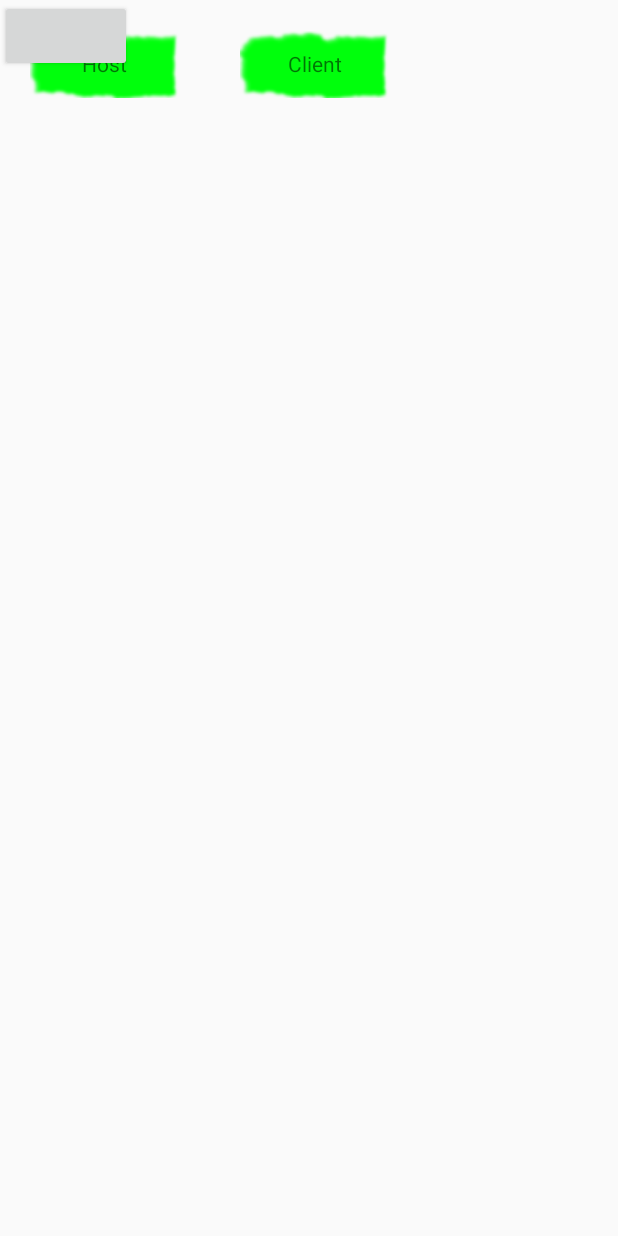
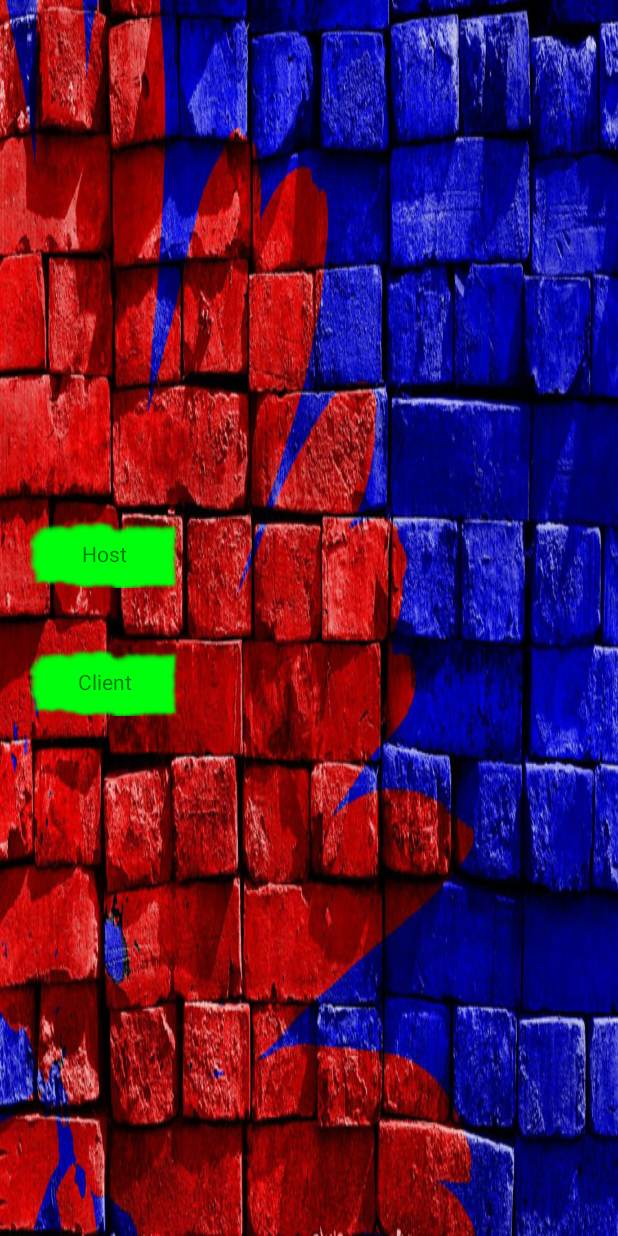
Before and after one commit to busyman624/IcyTower, an Android app: the layout multi_player_activity.xml on its own in the app's theme, with its tools: preview values and no code run, on a phone screen of 412 x 824 dp. Run offline under Robolectric (Android 15) with nearby library versions, the phone set to English and light mode, and no system bars.

Commit message:
cool bluetooth menus, bug fixes

```diff
--- a/app/src/main/java/szutowicz/krystian/icytower/Bluetooth/Connection.java
+++ b/app/src/main/java/szutowicz/krystian/icytower/Bluetooth/Connection.java
@@ -41,7 +41,7 @@ public class Connection extends Thread{
         while(running){
             try{
                 numBytes = inputStream.read(buffer);
-                lastMessage = new Message(new String(buffer, 9, numBytes));
+                lastMessage = new Message(new String(buffer, 0, numBytes));
             }
             catch(IOException e){
                 Log.d("Connection", "Input stream disconnected");
--- a/app/src/main/java/szutowicz/krystian/icytower/GameObjects/GhostPlayer.java
+++ b/app/src/main/java/szutowicz/krystian/icytower/GameObjects/GhostPlayer.java
@@ -6,6 +6,7 @@ import android.graphics.Canvas;
 import android.graphics.Paint;
 
 import szutowicz.krystian.icytower.Bluetooth.Message;
+import szutowicz.krystian.icytower.MainMenuActivity;
 import szutowicz.krystian.icytower.SinglePlayerActivity;
 
 public class GhostPlayer extends GameObject{
@@ -14,8 +15,8 @@ public class GhostPlayer extends GameObject{
 
     public GhostPlayer(Bitmap image){
         this.image=image;
-        x= SinglePlayerActivity.displaySize.x/2;
-        y= SinglePlayerActivity.displaySize.y*3/4-height-5;
+        x= MainMenuActivity.displaySize.x/2;
+        y= MainMenuActivity.displaySize.y*3/4-height-5;
         paint = new Paint();
         paint.setAlpha(60);
     }
--- a/app/src/main/java/szutowicz/krystian/icytower/GameObjects/Level.java
+++ b/app/src/main/java/szutowicz/krystian/icytower/GameObjects/Level.java
@@ -7,6 +7,7 @@ import android.graphics.Rect;
 
 import java.util.Random;
 
+import szutowicz.krystian.icytower.MainMenuActivity;
 import szutowicz.krystian.icytower.SinglePlayerActivity;
 
 public class Level extends GameObject {
@@ -24,7 +25,7 @@ public class Level extends GameObject {
         }
         else{
             Random random = new Random();
-            x= random.nextInt(SinglePlayerActivity.displaySize.x - 2 * borderWidth - width)
+            x= random.nextInt(MainMenuActivity.displaySize.x - 2 * borderWidth - width)
                     +borderWidth;
         }
     }
@@ -39,7 +40,7 @@ public class Level extends GameObject {
 
     private int scale(Bitmap image, int borderWidth){
         if(number==0 || number%50==0){
-            return SinglePlayerActivity.displaySize.x - 2 * borderWidth;
+            return MainMenuActivity.displaySize.x - 2 * borderWidth;
         }
         else{
             return image.getWidth()/(3+number/100);
--- a/app/src/main/java/szutowicz/krystian/icytower/MainMenuActivity.java
+++ b/app/src/main/java/szutowicz/krystian/icytower/MainMenuActivity.java
@@ -3,12 +3,15 @@ package szutowicz.krystian.icytower;
 import android.app.Activity;
 import android.content.Intent;
 import android.content.pm.ActivityInfo;
+import android.graphics.Point;
 import android.os.Bundle;
 import android.view.View;
 import android.view.Window;
 import android.view.WindowManager;
 
 public class MainMenuActivity extends Activity {
+
+    public static Point displaySize;
 
     @Override
     protected void onCreate(Bundle savedInstanceState) {
@@ -19,6 +22,9 @@ public class MainMenuActivity extends Activity {
                 WindowManager.LayoutParams.FLAG_FULLSCREEN);
         setRequestedOrientation(ActivityInfo.SCREEN_ORIENTATION_LANDSCAPE);
         setContentView(R.layout.main_menu_activity);
+
+        displaySize=new Point();
+        getWindowManager().getDefaultDisplay().getSize(displaySize);
 
         findViewById(R.id.main_single).setOnClickListener(new SingleButtonListener());
         findViewById(R.id.main_multi).setOnClickListener(new MultiButtonListener());
--- a/app/src/main/java/szutowicz/krystian/icytower/SinglePlayerActivity.java
+++ b/app/src/main/java/szutowicz/krystian/icytower/SinglePlayerActivity.java
@@ -3,7 +3,6 @@ package szutowicz.krystian.icytower;
 import android.app.Activity;
 import android.content.Intent;
 import android.content.pm.ActivityInfo;
-import android.graphics.Point;
 import android.os.Bundle;
 import android.view.Window;
 import android.view.WindowManager;
@@ -12,7 +11,6 @@ import szutowicz.krystian.icytower.Views.Game;
 
 public class SinglePlayerActivity extends Activity{
 
-    public static Point displaySize; //TODO move to main menu
     public Game game;
 
     @Override
@@ -23,10 +21,8 @@ public class SinglePlayerActivity extends Activity{
         getWindow().setFlags(WindowManager.LayoutParams.FLAG_FULLSCREEN,
                 WindowManager.LayoutParams.FLAG_FULLSCREEN);
         setRequestedOrientation(ActivityInfo.SCREEN_ORIENTATION_LANDSCAPE);
-        displaySize=new Point();
-        getWindowManager().getDefaultDisplay().getSize(displaySize);
 
-        setContentView(R.layout.game_activity);
+        setContentView(R.layout.single_player_activity);
         game = new Game(this);
     }
 
--- a/app/src/main/res/layout/multi_player_activity.xml
+++ b/app/src/main/res/layout/multi_player_activity.xml
@@ -1,28 +1,17 @@
 <?xml version="1.0" encoding="utf-8"?>
-<LinearLayout xmlns:android="http://schemas.android.com/apk/res/android"
-    android:orientation="vertical" android:layout_width="match_parent"
+<RelativeLayout
+    xmlns:android="http://schemas.android.com/apk/res/android"
+    android:id="@+id/multi_player_layout"
+    android:layout_width="match_parent"
     android:layout_height="match_parent"
-    android:gravity="center_horizontal">
-    <RelativeLayout
-        android:id="@+id/multiplayer_game"
-        android:layout_width="match_parent"
-        android:layout_height="match_parent">
-        <TextView
-            android:id="@+id/bluetooth_status"
-            android:layout_width="wrap_content"
-            android:layout_height="wrap_content" />
-        <Button
-            android:id="@+id/debug"
-            android:layout_width="wrap_content"
-            android:layout_height="wrap_content" />
+    android:background="@drawable/bricks">
 
-        <RelativeLayout
-            android:layout_width="match_parent"
-            android:layout_height="match_parent">
         <LinearLayout
             android:id="@+id/bluetooth_lobby"
             android:layout_width="match_parent"
-                android:layout_height="match_parent">
+            android:layout_height="match_parent"
+            android:orientation="vertical"
+            android:gravity="center_vertical|left">
             <FrameLayout
                 android:layout_width="wrap_content"
                 android:layout_height="wrap_content"
@@ -64,33 +53,135 @@
             android:id="@+id/bluetooth_host"
             android:visibility="invisible"
             android:layout_width="match_parent"
-                android:layout_height="match_parent">
+            android:layout_height="match_parent"
+            android:orientation="horizontal"
+            android:gravity="center_vertical|left">
             <LinearLayout
                 android:layout_width="wrap_content"
                 android:layout_height="wrap_content"
-                    android:orientation="horizontal">
-                    <Button
+                android:orientation="vertical">
+                <FrameLayout
+                    android:layout_width="wrap_content"
+                    android:layout_height="wrap_content"
+                    android:layout_margin="40dp">
+                    <ImageButton
                         android:id="@+id/bluetooth_visible"
                         android:layout_width="wrap_content"
                         android:layout_height="wrap_content"
+                        android:background="@android:color/transparent"
+                        android:src="@drawable/button" />
+                    <TextView
+                        android:layout_width="wrap_content"
+                        android:layout_height="wrap_content"
+                        android:layout_gravity="center"
+                        android:clickable="false"
                         android:text="Become visible"/>
+                </FrameLayout>
+                <FrameLayout
+                    android:layout_width="wrap_content"
+                    android:layout_height="wrap_content"
+                    android:layout_margin="40dp">
+                    <ImageButton
+                        android:id="@+id/bluetooth_visible_stop"
+                        android:layout_width="wrap_content"
+                        android:layout_height="wrap_content"
+                        android:background="@android:color/transparent"
+                        android:src="@drawable/button" />
                     <TextView
-                        android:id="@+id/bluetooth_visibility"
                         android:layout_width="wrap_content"
-                        android:layout_height="wrap_content" />
+                        android:layout_height="wrap_content"
+                        android:layout_gravity="center"
+                        android:clickable="false"
+                        android:text="Stop"/>
+                </FrameLayout>
             </LinearLayout>
+            <ProgressBar
+                android:id="@+id/bluetooth_progress_bar"
+                android:layout_width="wrap_content"
+                android:layout_height="wrap_content"
+                android:indeterminate="true"
+                android:indeterminateTint="@android:color/holo_green_light"
+                android:visibility="invisible"/>
         </LinearLayout>
 
         <LinearLayout
             android:id="@+id/bluetooth_client"
             android:visibility="invisible"
-                android:orientation="vertical"
+            android:orientation="horizontal"
             android:layout_width="match_parent"
-                android:layout_height="match_parent">
+            android:layout_height="match_parent"
+            android:gravity="center_vertical|left">
+            <LinearLayout
+                android:layout_width="wrap_content"
+                android:layout_height="wrap_content"
+                android:orientation="vertical">
+                <FrameLayout
+                    android:layout_width="wrap_content"
+                    android:layout_height="wrap_content"
+                    android:layout_margin="20dp">
+                    <ImageButton
+                        android:id="@+id/bluetooth_search"
+                        android:layout_width="wrap_content"
+                        android:layout_height="wrap_content"
+                        android:background="@android:color/transparent"
+                        android:src="@drawable/button" />
+                    <TextView
+                        android:layout_width="wrap_content"
+                        android:layout_height="wrap_content"
+                        android:layout_gravity="center"
+                        android:clickable="false"
+                        android:text="Search"/>
+                </FrameLayout>
+                <FrameLayout
+                    android:layout_width="wrap_content"
+                    android:layout_height="wrap_content"
+                    android:layout_margin="20dp">
+                    <ImageButton
+                        android:id="@+id/bluetooth_search_stop"
+                        android:layout_width="wrap_content"
+                        android:layout_height="wrap_content"
+                        android:background="@android:color/transparent"
+                        android:src="@drawable/button" />
+                    <TextView
+                        android:layout_width="wrap_content"
+                        android:layout_height="wrap_content"
+                        android:layout_gravity="center"
+                        android:clickable="false"
+                        android:text="Stop"/>
+                </FrameLayout>
+                <FrameLayout
+                    android:layout_width="wrap_content"
+                    android:layout_height="wrap_content"
+                    android:layout_margin="20dp">
+                    <ImageButton
+                        android:id="@+id/bluetooth_main_menu"
+                        android:layout_width="wrap_content"
+                        android:layout_height="wrap_content"
+                        android:background="@android:color/transparent"
+                        android:src="@drawable/button" />
+                    <TextView
+                        android:layout_width="wrap_content"
+                        android:layout_height="wrap_content"
+                        android:layout_gravity="center"
+                        android:clickable="false"
+                        android:text="Main Menu"/>
+                </FrameLayout>
+            </LinearLayout>
+            <ProgressBar
+                android:id="@+id/bluetooth_search_progress_bar"
+                android:layout_width="wrap_content"
+                android:layout_height="wrap_content"
+                android:indeterminate="true"
+                android:indeterminateTint="@android:color/holo_green_light"
+                android:visibility="invisible"/>
+            <LinearLayout
+                android:id="@+id/bluetooth_devices"
+                android:layout_width="wrap_content"
+                android:layout_height="wrap_content"
+                android:orientation="vertical">
 
             </LinearLayout>
-        </RelativeLayout>
+
+        </LinearLayout>
 
 </RelativeLayout>
-
-</LinearLayout>
--- a/app/src/main/res/layout/game_activity.xml
+++ b/app/src/main/res/layout/single_player_activity.xml
@@ -3,6 +3,6 @@
     android:layout_width="match_parent"
     android:layout_height="match_parent"
     android:screenOrientation="landscape"
-    android:id="@+id/gameLayout">
+    android:id="@+id/single_player_layout">
 
 </RelativeLayout>
```
Also changed, not shown: app/src/main/java/szutowicz/krystian/icytower/Bluetooth/Client.java (+62 -15 lines), app/src/main/java/szutowicz/krystian/icytower/Bluetooth/Host.java (+12 -14 lines), app/src/main/java/szutowicz/krystian/icytower/GameObjects/Background.java (+4 -4 lines), app/src/main/java/szutowicz/krystian/icytower/GameObjects/Player.java (+7 -7 lines), app/src/main/java/szutowicz/krystian/icytower/MultiPlayerActivity.java (+8 -21 lines), app/src/main/java/szutowicz/krystian/icytower/Views/Game.java (+17 -14 lines). Lines whose indentation alone changed are shown as unchanged.
